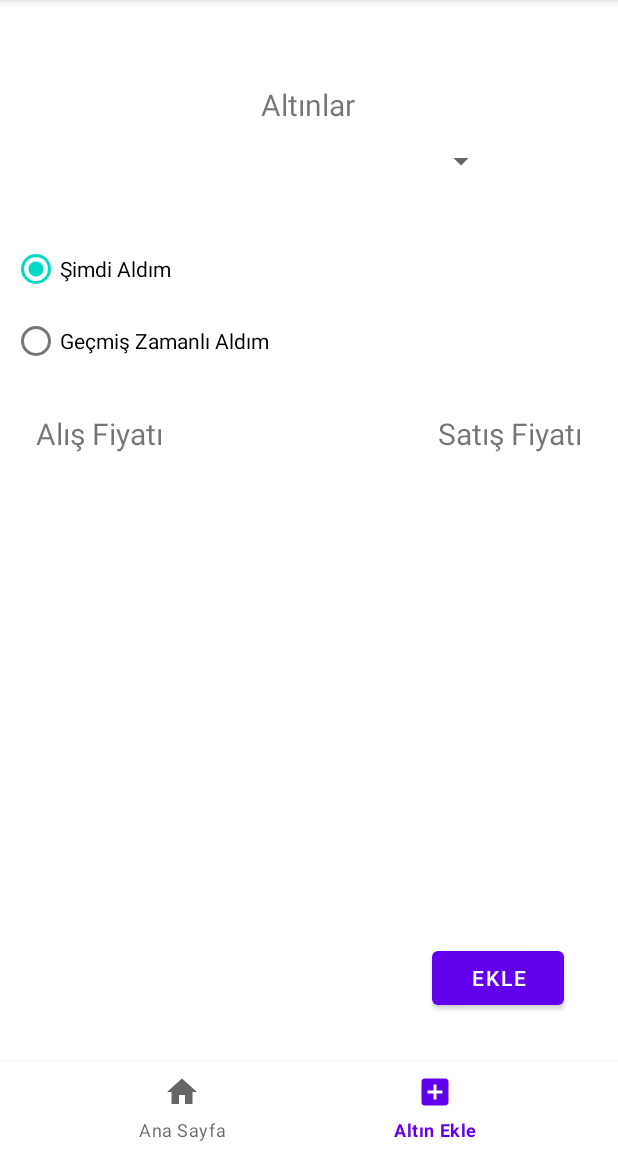
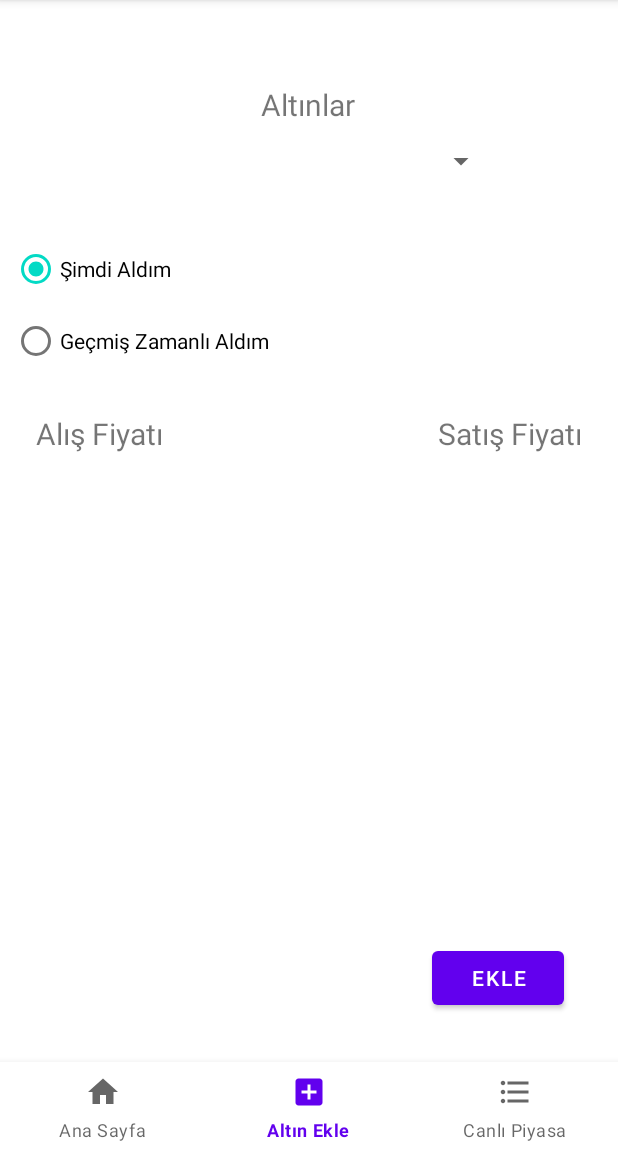
Before and after one commit to Afkborn/AltinFiyatTakip, an Android app: the screen it shows after launch (MainActivity), item 2 of the bottom bar chosen, on a phone screen of 412 x 824 dp, the part 84-1236 px from its top. Run offline under Robolectric (Android 15) with nearby library versions, the phone set to English and light mode, and no system bars; our stand-ins replace navigation-ui.

Commit message:
API V2'ye geçiş yapıldı, recycler view set edildi, güncel fiyatları listeliyor

```diff
--- a/app/src/main/java/com/bilgehankalay/altinfiyattakip/DAO/AltinDAOInterface.kt
+++ b/app/src/main/java/com/bilgehankalay/altinfiyattakip/DAO/AltinDAOInterface.kt
@@ -1,10 +1,14 @@
 package com.bilgehankalay.altinfiyattakip.DAO
 
 import com.bilgehankalay.altinfiyattakip.Response.AltinlarResponse
+import com.bilgehankalay.altinfiyattakip.Response.DegerliResponse
 import retrofit2.Call
 import retrofit2.http.GET
 
 interface AltinDAOInterface {
     @GET("/api/v1/altinlar")
-    fun altinlariAl() : Call<AltinlarResponse>
+    fun altinlariAlV1() : Call<AltinlarResponse>
+
+    @GET("/api/v2/altinlar")
+    fun altinlariAlV2() : Call<DegerliResponse>
 }
--- a/app/src/main/java/com/bilgehankalay/altinfiyattakip/Fragment/AltinEkleFragment.kt
+++ b/app/src/main/java/com/bilgehankalay/altinfiyattakip/Fragment/AltinEkleFragment.kt
@@ -21,8 +21,8 @@ import retrofit2.Response
 class AltinEkleFragment : Fragment() {
     private lateinit var binding : FragmentAltinEkleBinding
     var altinlarList : ArrayList<Altin> = arrayListOf()
-    val altinIsimListe : ArrayList<String> = arrayListOf()
-    private lateinit var seciliAltin : Altin
+
+
     override fun onCreate(savedInstanceState: Bundle?) {
         super.onCreate(savedInstanceState)
 
@@ -40,64 +40,15 @@ class AltinEkleFragment : Fragment() {
 
     override fun onViewCreated(view: View, savedInstanceState: Bundle?) {
         super.onViewCreated(view, savedInstanceState)
-        setSpinnerListener()
+
         setRadioButtonListener()
-        altinlariGetir()
         showFiyatConstraint()
 
     }
 
-    private fun altinlariGetir(){
-        ApiUtils.altinDAOInterfaceGetir().altinlariAl().enqueue(
-            object : Callback<AltinlarResponse> {
-                override fun onResponse(
-                    call: Call<AltinlarResponse>,
-                    response: Response<AltinlarResponse>
-                ) {
-                    val tempList = response.body()?.altinlar
-                    tempList?.let {
-                        altinlarList = it as ArrayList<Altin>
-                    }
-                    spinnerAltinAdlariYukle()
-                }
 
-                override fun onFailure(call: Call<AltinlarResponse>, t: Throwable) {
-                    TODO("Not yet implemented")
-                }
 
-            }
-        )
-    }
 
-    private fun spinnerAltinAdlariYukle(){
-        altinIsimListe.clear()
-        altinlarList.forEach {
-            altinIsimListe.add(it.altinAdi)
-        }
-        val adapter : ArrayAdapter<*>
-        adapter = ArrayAdapter(
-            requireActivity(),
-            android.R.layout.simple_spinner_item,
-            altinIsimListe
-        )
-        adapter.setDropDownViewResource(android.R.layout.simple_spinner_dropdown_item)
-        binding.spinnerAltinlar.adapter = adapter
-        adapter.notifyDataSetChanged()
-    }
-
-    private fun setSpinnerListener(){
-        binding.spinnerAltinlar.onItemSelectedListener = object : AdapterView.OnItemSelectedListener{
-            override fun onItemSelected(p0: AdapterView<*>?, p1: View?, p2: Int, p3: Long) {
-                seciliAltin = altinlarList.get(p2)
-                binding.textViewAltinAlisFiyat.text = seciliAltin.alisFiyati.toString()
-                binding.textViewAltinSatisFiyat.text = seciliAltin.satisFiyati.toString()
-            }
-
-            override fun onNothingSelected(p0: AdapterView<*>?) {
-            }
-
-        }
-    }
 
     private fun setRadioButtonListener(){
         binding.radioGroupSecim.setOnCheckedChangeListener(RadioGroup.OnCheckedChangeListener{ _, checkdId ->
--- a/app/src/main/java/com/bilgehankalay/altinfiyattakip/Fragment/HomeScreen.kt
+++ b/app/src/main/java/com/bilgehankalay/altinfiyattakip/Fragment/HomeScreen.kt
@@ -19,7 +19,6 @@ import retrofit2.Response
 class HomeScreen : Fragment() {
     private lateinit var binding : FragmentHomeScreenBinding
 
-    var altinlarList : ArrayList<Altin> = arrayListOf()
 
     override fun onCreate(savedInstanceState: Bundle?) {
         super.onCreate(savedInstanceState)
@@ -36,28 +35,8 @@ class HomeScreen : Fragment() {
 
     override fun onViewCreated(view: View, savedInstanceState: Bundle?) {
         super.onViewCreated(view, savedInstanceState)
-        altinlariGetir()
     }
 
-    private fun altinlariGetir(){
-        ApiUtils.altinDAOInterfaceGetir().altinlariAl().enqueue(
-            object : Callback<AltinlarResponse> {
-                override fun onResponse(
-                    call: Call<AltinlarResponse>,
-                    response: Response<AltinlarResponse>
-                ) {
-                    val tempList = response.body()?.altinlar
-                    tempList?.let {
-                        altinlarList = it as ArrayList<Altin>
-                    }
-                }
 
-                override fun onFailure(call: Call<AltinlarResponse>, t: Throwable) {
-                    TODO("Not yet implemented")
-                }
-
-            }
-        )
-    }
 
 }
--- a/app/src/main/java/com/bilgehankalay/altinfiyattakip/Network/ApiUtils.kt
+++ b/app/src/main/java/com/bilgehankalay/altinfiyattakip/Network/ApiUtils.kt
@@ -5,7 +5,7 @@ import com.bilgehankalay.altinfiyattakip.DAO.AltinDAOInterface
 class ApiUtils {
 
     companion object{
-        private const val BASE_URL = "https://raspberypi.afkborn.keenetic.pro"
+        private const val BASE_URL = "https://pi.afkborn.keenetic.pro"
 
         fun altinDAOInterfaceGetir() : AltinDAOInterface{
             return RetrofitClient.getClient(BASE_URL).create(AltinDAOInterface::class.java)
--- /dev/null
+++ b/app/src/main/res/drawable/green_up_arrow.xml
@@ -0,0 +1,5 @@
+<vector android:height="24dp" android:tint="#42FF00"
+    android:viewportHeight="24" android:viewportWidth="24"
+    android:width="24dp" xmlns:android="http://schemas.android.com/apk/res/android">
+    <path android:fillColor="@android:color/white" android:pathData="M12,20c-4.41,0 -8,-3.59 -8,-8s3.59,-8 8,-8s8,3.59 8,8S16.41,20 12,20M12,22c5.52,0 10,-4.48 10,-10c0,-5.52 -4.48,-10 -10,-10C6.48,2 2,6.48 2,12C2,17.52 6.48,22 12,22L12,22zM11,12l0,4h2l0,-4h3l-4,-4l-4,4H11z"/>
+</vector>
--- /dev/null
+++ b/app/src/main/res/drawable/list.xml
@@ -0,0 +1,5 @@
+<vector android:height="24dp" android:tint="#000000"
+    android:viewportHeight="24" android:viewportWidth="24"
+    android:width="24dp" xmlns:android="http://schemas.android.com/apk/res/android">
+    <path android:fillColor="@android:color/white" android:pathData="M4,10.5c-0.83,0 -1.5,0.67 -1.5,1.5s0.67,1.5 1.5,1.5 1.5,-0.67 1.5,-1.5 -0.67,-1.5 -1.5,-1.5zM4,4.5c-0.83,0 -1.5,0.67 -1.5,1.5S3.17,7.5 4,7.5 5.5,6.83 5.5,6 4.83,4.5 4,4.5zM4,16.5c-0.83,0 -1.5,0.68 -1.5,1.5s0.68,1.5 1.5,1.5 1.5,-0.68 1.5,-1.5 -0.67,-1.5 -1.5,-1.5zM7,19h14v-2L7,17v2zM7,13h14v-2L7,11v2zM7,5v2h14L21,5L7,5z"/>
+</vector>
--- /dev/null
+++ b/app/src/main/res/drawable/red_down_arrow.xml
@@ -0,0 +1,5 @@
+<vector android:height="24dp" android:tint="#FF0000"
+    android:viewportHeight="24" android:viewportWidth="24"
+    android:width="24dp" xmlns:android="http://schemas.android.com/apk/res/android">
+    <path android:fillColor="@android:color/white" android:pathData="M12,4c4.41,0 8,3.59 8,8s-3.59,8 -8,8s-8,-3.59 -8,-8S7.59,4 12,4M12,2C6.48,2 2,6.48 2,12c0,5.52 4.48,10 10,10c5.52,0 10,-4.48 10,-10C22,6.48 17.52,2 12,2L12,2zM13,12l0,-4h-2l0,4H8l4,4l4,-4H13z"/>
+</vector>
--- a/app/src/main/res/menu/button_nav.xml
+++ b/app/src/main/res/menu/button_nav.xml
@@ -2,4 +2,5 @@
 <menu xmlns:android="http://schemas.android.com/apk/res/android">
     <item android:id="@+id/homeScreen2" android:icon="@drawable/home" android:title="@string/ana_sayfa"/>
     <item android:id="@+id/altinEkleFragment" android:icon="@drawable/add" android:title="@string/altin_ekle"/>
+    <item android:id="@+id/degerliListe" android:icon="@drawable/list" android:title="@string/canli_piyasa" />
 </menu>
--- a/app/src/main/res/navigation/nav_graph.xml
+++ b/app/src/main/res/navigation/nav_graph.xml
@@ -14,4 +14,9 @@
         android:name="com.bilgehankalay.altinfiyattakip.Fragment.AltinEkleFragment"
         android:label="fragment_altin_ekle"
         tools:layout="@layout/fragment_altin_ekle" />
+    <fragment
+        android:id="@+id/degerliListe"
+        android:name="com.bilgehankalay.altinfiyattakip.Fragment.DegerliListe"
+        android:label="fragment_degerli_liste"
+        tools:layout="@layout/fragment_degerli_liste" />
 </navigation>
--- a/app/src/main/res/values/strings.xml
+++ b/app/src/main/res/values/strings.xml
@@ -13,4 +13,7 @@
     <string name="fiyat">Fiyat</string>
     <string name="alis_fiyati">Alış Fiyatı</string>
     <string name="satis_fiyati">Satış Fiyatı</string>
+    <string name="canli_piyasa">Canlı Piyasa</string>
+    <string name="degerli_card_satis_text">Satış:</string>
+    <string name="deger_card_alis_text">Alış:</string>
 </resources>
```
Also changed, not shown: app/src/main/java/com/bilgehankalay/altinfiyattakip/Adapter/DegerliRecyclerAdapter.kt (added, +72 -0 lines), app/src/main/java/com/bilgehankalay/altinfiyattakip/Fragment/DegerliListe.kt (added, +81 -0 lines), app/src/main/java/com/bilgehankalay/altinfiyattakip/Model/Altin.kt (+0 -14 lines), app/src/main/java/com/bilgehankalay/altinfiyattakip/Model/Degerli.kt (added, +20 -0 lines), app/src/main/java/com/bilgehankalay/altinfiyattakip/Response/DegerliResponse.kt (added, +11 -0 lines), app/src/main/res/layout/degerli_card_tasarim.xml (added, +116 -0 lines), app/src/main/res/layout/fragment_degerli_liste.xml (added, +18 -0 lines).
